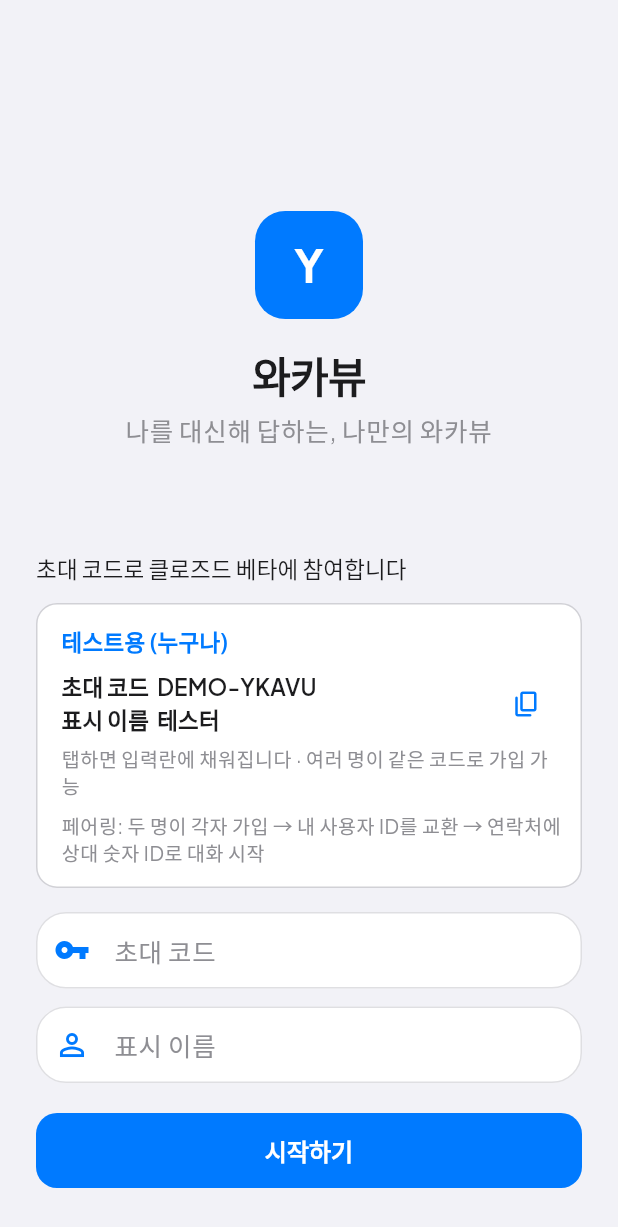
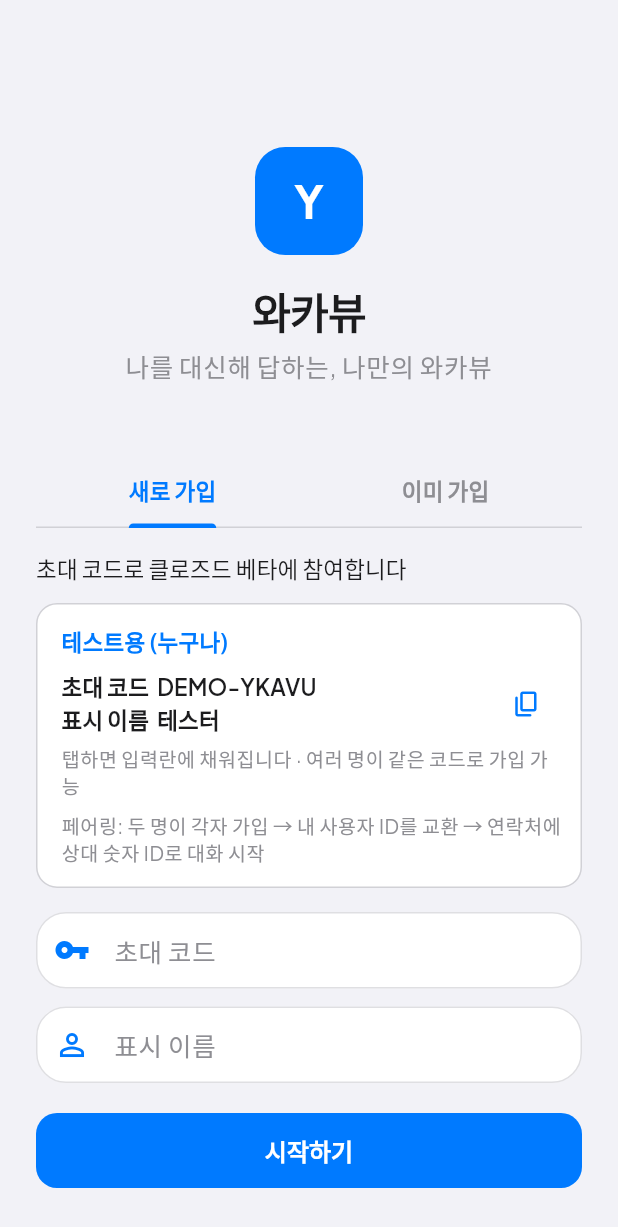
Before and after one commit to o0kuma/hikikomori, a Flutter app: the screen it shows after launch, on a phone screen of 412 x 824 dp. Shown: the top 1227 px of the screen. Run offline on Flutter 3.47's test engine with Material 3 defaults, Android fonts, the phone set to English and light mode, and no system bars; our stand-ins replace drift, firebase_core, firebase_messaging, flutter_local_notifications, flutter_secure_storage, google_fonts and 3 more; missing offline and left inert: dart:ffi, sqlcipher_flutter_libs, sqlite3; accounts and stored records are empty; generated files the repository leaves out were written again.

Commit message:
feat(q8): invite login, settings hub, and logout
Confirm Q8 account/settings IA and ship the closed-beta gap:
- Extend POST /auth/login with display_name (required for DEMO-YKAVU)
- Entry screen tabs: signup vs already-registered login
- Settings hub with tone, autonomy, sessions, data-flow, logout
- Logout revokes current session and clears local token

Co-authored-by: okuma <o0kuma@users.noreply.github.com>

```diff
--- a/mobile/lib/screens/signup_screen.dart
+++ b/mobile/lib/screens/signup_screen.dart
@@ -9,6 +9,7 @@ import '../widgets/brand_mark.dart';
 import '../widgets/gradient_text.dart';
 import '../widgets/primary_gradient_button.dart';
 
+/// Closed-beta entry: signup (new invite) or login (already registered).
 class SignupScreen extends StatefulWidget {
   const SignupScreen({super.key});
 
@@ -16,12 +17,26 @@ class SignupScreen extends StatefulWidget {
   State<SignupScreen> createState() => _SignupScreenState();
 }
 
-class _SignupScreenState extends State<SignupScreen> {
+class _SignupScreenState extends State<SignupScreen>
+    with SingleTickerProviderStateMixin {
   final _invite = TextEditingController();
   final _name = TextEditingController();
+  late final TabController _tabs;
+
+  bool get _isLogin => _tabs.index == 1;
+
+  @override
+  void initState() {
+    super.initState();
+    _tabs = TabController(length: 2, vsync: this);
+    _tabs.addListener(() {
+      if (!_tabs.indexIsChanging) setState(() {});
+    });
+  }
 
   @override
   void dispose() {
+    _tabs.dispose();
     _invite.dispose();
     _name.dispose();
     super.dispose();
@@ -33,6 +48,16 @@ class _SignupScreenState extends State<SignupScreen> {
     setState(() {});
   }
 
+  Future<void> _submit(SessionState session) async {
+    final invite = _invite.text.trim();
+    final name = _name.text.trim();
+    if (_isLogin) {
+      await session.login(invite, name);
+    } else {
+      await session.signup(invite, name);
+    }
+  }
+
   @override
   Widget build(BuildContext context) {
     final session = context.watch<SessionState>();
@@ -40,8 +65,13 @@ class _SignupScreenState extends State<SignupScreen> {
     final scheme = theme.colorScheme;
     return Scaffold(
       body: SafeArea(
-        child: Padding(
+        child: LayoutBuilder(
+          builder: (context, constraints) {
+            return SingleChildScrollView(
               padding: const EdgeInsets.symmetric(horizontal: 24),
+              child: ConstrainedBox(
+                constraints: BoxConstraints(minHeight: constraints.maxHeight),
+                child: IntrinsicHeight(
                   child: Column(
                     crossAxisAlignment: CrossAxisAlignment.stretch,
                     children: [
@@ -60,12 +90,27 @@ class _SignupScreenState extends State<SignupScreen> {
                         style: theme.textTheme.bodyLarge?.copyWith(color: scheme.onSurfaceVariant),
                       ),
                       const Spacer(flex: 1),
-              Text('초대 코드로 클로즈드 베타에 참여합니다', style: theme.textTheme.labelLarge),
+                      TabBar(
+                        controller: _tabs,
+                        tabs: const [
+                          Tab(text: '새로 가입'),
+                          Tab(text: '이미 가입'),
+                        ],
+                      ),
+                      const SizedBox(height: 16),
+                      Text(
+                        _isLogin
+                            ? '초대 코드와 표시 이름으로 다시 로그인합니다'
+                            : '초대 코드로 클로즈드 베타에 참여합니다',
+                        style: theme.textTheme.labelLarge,
+                      ),
                       const SizedBox(height: 12),
                       _DemoTestPanel(
                         onFill: _fillDemoCredentials,
                         onCopy: () async {
-                  await Clipboard.setData(const ClipboardData(text: AppConfig.demoInviteCode));
+                          await Clipboard.setData(
+                            const ClipboardData(text: AppConfig.demoInviteCode),
+                          );
                           if (!context.mounted) return;
                           ScaffoldMessenger.of(context).showSnackBar(
                             const SnackBar(content: Text('테스트 초대 코드를 복사했습니다')),
@@ -85,15 +130,14 @@ class _SignupScreenState extends State<SignupScreen> {
                       const SizedBox(height: 12),
                       TextField(
                         controller: _name,
-                decoration: const InputDecoration(
+                        decoration: InputDecoration(
                           labelText: '표시 이름',
-                  prefixIcon: Icon(Icons.person_outline),
+                          hintText: _isLogin ? '가입 때 쓴 이름 (DEMO는 필수)' : null,
+                          prefixIcon: const Icon(Icons.person_outline),
                         ),
                         textInputAction: TextInputAction.done,
                         onSubmitted: (_) {
-                  if (!session.loading) {
-                    session.signup(_invite.text.trim(), _name.text.trim());
-                  }
+                          if (!session.loading) _submit(session);
                         },
                       ),
                       if (session.error != null) ...[
@@ -103,16 +147,18 @@ class _SignupScreenState extends State<SignupScreen> {
                       const SizedBox(height: 20),
                       _PressScale(
                         child: PrimaryGradientButton(
-                  label: '시작하기',
+                          label: _isLogin ? '로그인' : '시작하기',
                           loading: session.loading,
-                  onPressed: session.loading
-                      ? null
-                      : () => session.signup(_invite.text.trim(), _name.text.trim()),
+                          onPressed: session.loading ? null : () => _submit(session),
                         ),
                       ),
                       const SizedBox(height: 32),
                     ],
                   ),
+                ),
+              ),
+            );
+          },
         ),
       ),
     );
```
Also changed, not shown: mobile/lib/screens/conversation_list_screen.dart (+9 -26 lines), mobile/lib/screens/sessions_screen.dart (+8 -5 lines), mobile/lib/screens/settings_screen.dart (added, +135 -0 lines), mobile/lib/services/api_client.dart (+21 -0 lines), mobile/lib/state/session_state.dart (+66 -9 lines), 10 other files. Lines whose indentation alone changed are shown as unchanged.
